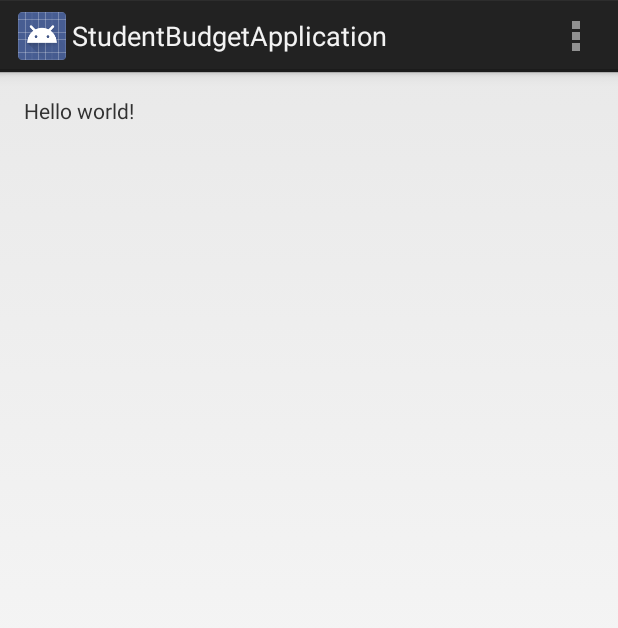
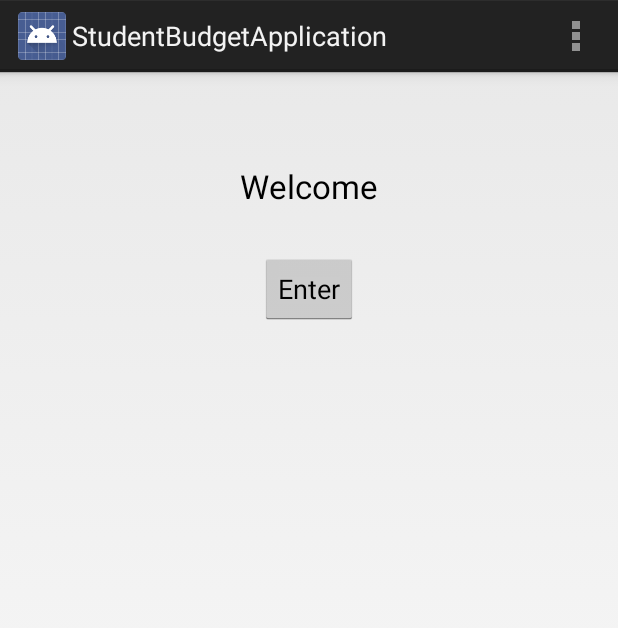
Before and after one commit to wmolyneux/StudentBudgetAppCS394, an Android app: the screen it shows after launch (EnterActivity), on a phone screen of 412 x 824 dp. Shown: the top 628 px of the screen. Run offline under Robolectric (Android 15) with nearby library versions, the phone set to English and light mode, and no system bars.

Commit message:
Added skeleton activity for the entry screen.

```diff
--- a/StudentBudgetApplication/src/main/res/layout/activity_enter.xml
+++ b/StudentBudgetApplication/src/main/res/layout/activity_enter.xml
@@ -9,8 +9,21 @@
     tools:context=".EnterActivity">
 
     <TextView
-        android:layout_width="wrap_content"
-        android:layout_height="wrap_content"
-        android:text="@string/hello_world" />
+            android:layout_width="wrap_content"
+            android:layout_height="wrap_content"
+            android:textAppearance="?android:attr/textAppearanceLarge"
+            android:text="Welcome"
+            android:id="@+id/welcomeText"
+            android:layout_alignParentTop="true"
+            android:layout_centerHorizontal="true"
+            android:layout_marginTop="45dp"/>
 
+    <Button
+            android:layout_width="wrap_content"
+            android:layout_height="wrap_content"
+            android:text="Enter"
+            android:id="@+id/enterButton"
+            android:layout_marginTop="30dp"
+            android:layout_below="@+id/welcomeText"
+            android:layout_centerHorizontal="true"/>
 </RelativeLayout>
```
Also changed, not shown: 1 other file.
